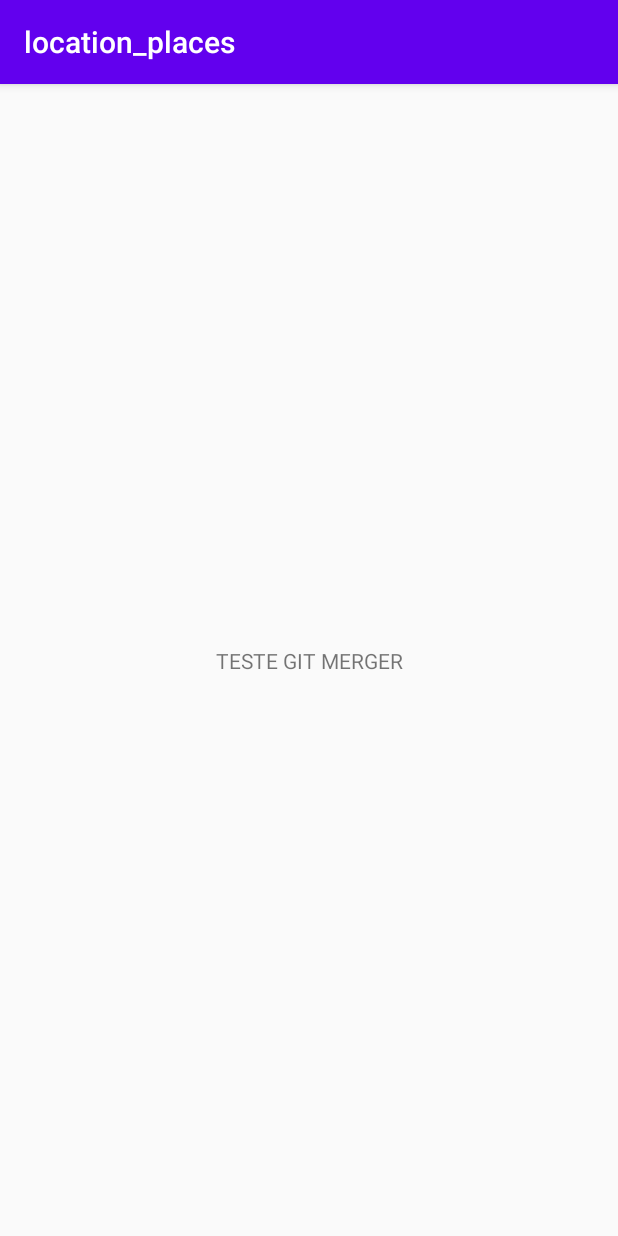
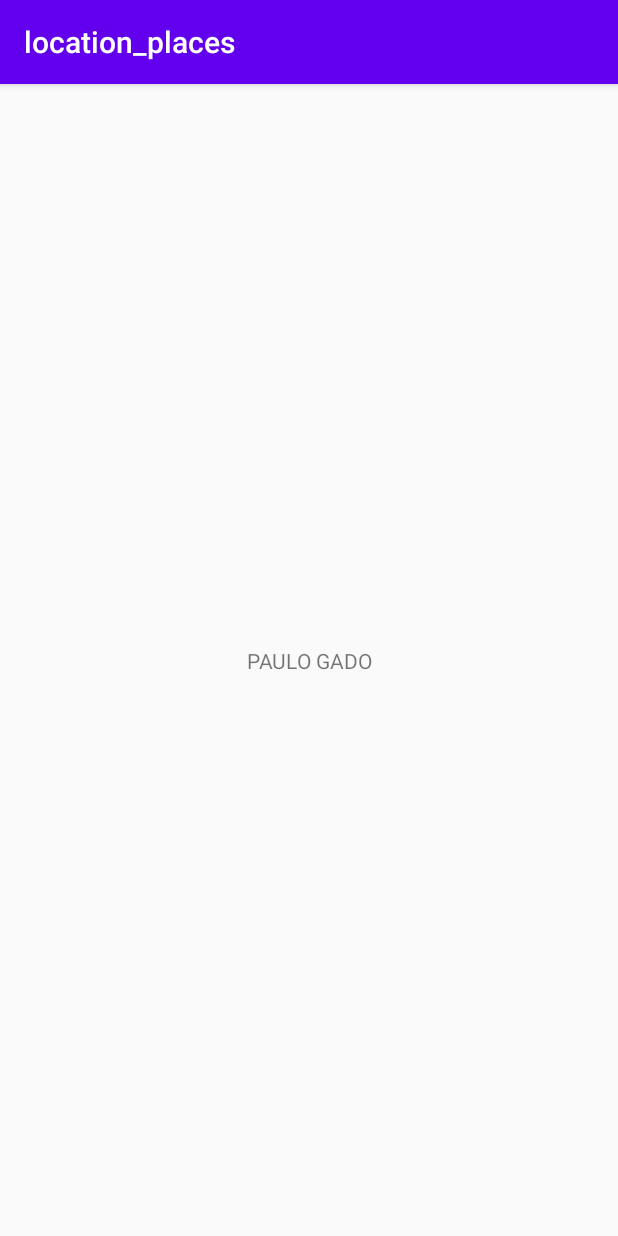
Before and after one commit to portel4/projetoLocation, an Android app: the screen it shows after launch (MainActivity), on a phone screen of 412 x 824 dp. Run offline under Robolectric (Android 15) with nearby library versions, the phone set to English and light mode, and no system bars.

Commit message:
Commit teste portela

```diff
--- a/app/src/main/res/layout/activity_main.xml
+++ b/app/src/main/res/layout/activity_main.xml
@@ -9,7 +9,7 @@
     <TextView
         android:layout_width="wrap_content"
         android:layout_height="wrap_content"
-        android:text="TESTE GIT MERGER"
+        android:text="PAULO GADO"
         app:layout_constraintBottom_toBottomOf="parent"
         app:layout_constraintLeft_toLeftOf="parent"
         app:layout_constraintRight_toRightOf="parent"
```
